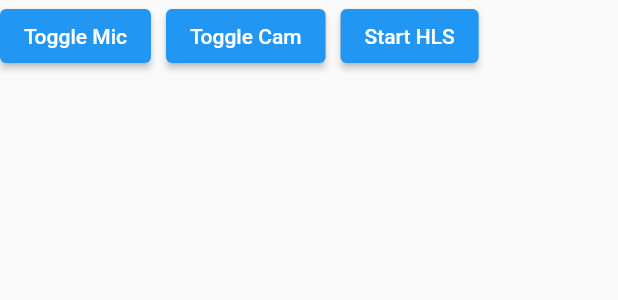
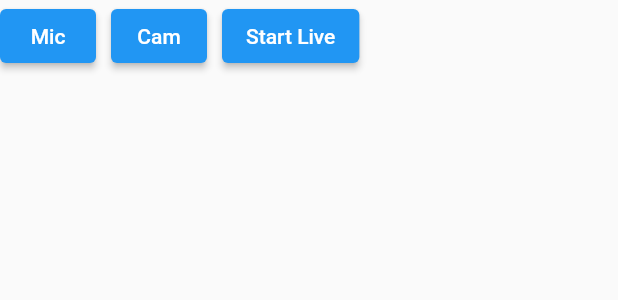
Before and after one commit to TRTJaved/live-stream, a Flutter app: the MeetingControls widget shown alone on an empty page, opened directly with empty values, on a phone screen of 412 x 824 dp. Shown: the top 300 px of the screen. Run offline on Flutter 3.47's test engine with Material 2 defaults, Android fonts, the phone set to English and light mode, and no system bars; missing offline and left inert: flutter_vlc_player, videosdk.

Commit message:
Changed the meeting control text

```diff
--- a/lib/livestream/meeting_controls.dart
+++ b/lib/livestream/meeting_controls.dart
@@ -19,23 +19,26 @@ class MeetingControls extends StatelessWidget {
       children: [
         ElevatedButton(
           onPressed: onToggleMicButtonPressed,
-            child: const Text('Toggle Mic')),
+          child: const Text(
+            'Mic',
+          ),
+        ),
         const SizedBox(width: 10),
         ElevatedButton(
-            onPressed: onToggleCameraButtonPressed,
-            child: const Text('Toggle Cam')),
+            onPressed: onToggleCameraButtonPressed, child: const Text('Cam')),
         const SizedBox(width: 10),
         ElevatedButton(
           onPressed: onHLSButtonPressed,
           child: Text(hlsState == "HLS_STOPPED"
-                ? 'Start HLS'
+              ? 'Go Live'
               : hlsState == "HLS_STARTING"
-                    ? "Starting HLS"
+                  ? "Starting Live"
                   : hlsState == "HLS_STARTED" || hlsState == "HLS_PLAYABLE"
-                        ? "Stop HLS"
+                      ? "Stop Live"
                       : hlsState == "HLS_STOPPING"
-                            ? "Stopping HLS"
-                            : "Start HLS")),
+                          ? "Stopping Live"
+                          : "Start Live"),
+        ),
       ],
     );
   }
```
Also changed, not shown: lib/livestream/ils_speaker_view.dart (+33 -24 lines). Lines whose indentation alone changed are shown as unchanged.
